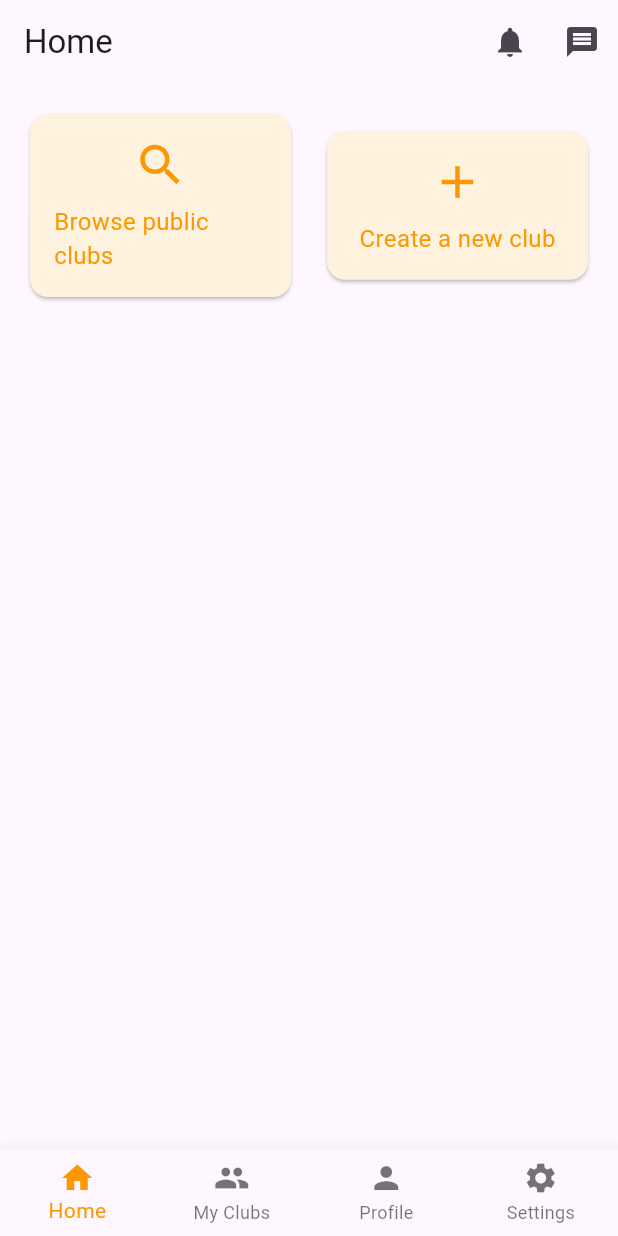
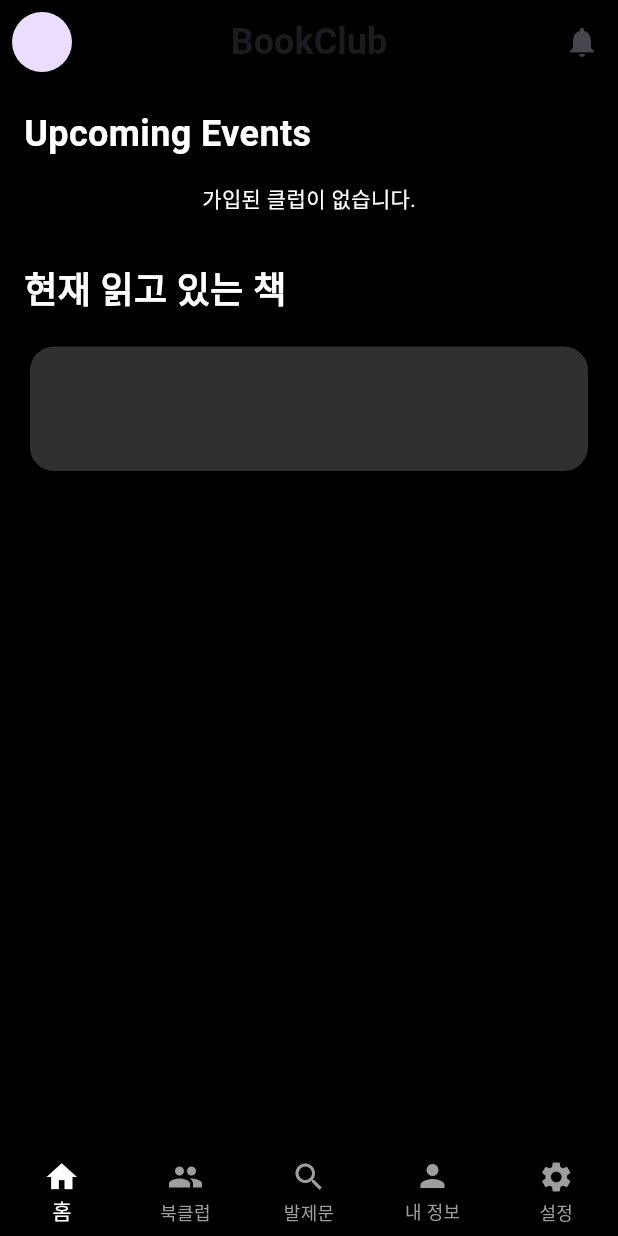
Before and after one commit to xndxndtl/bookclub, a Flutter app: the HomeScreen screen opened directly, on a phone screen of 412 x 824 dp. Run offline on Flutter 3.47's test engine with Material 3 defaults, Android fonts, the light colour scheme and no system bars; our stand-ins replace cloud_firestore, firebase_auth, firebase_core, firebase_storage, google_sign_in, image_picker; missing offline and left inert: bookclub.app, firebase_app_check; accounts and stored records are empty; statements that could not run were skipped.

Commit message:
20240920_HomeScreen 수정 완료

```diff
--- /dev/null
+++ b/lib/screens/current_reading_books_screen.dart
@@ -0,0 +1,85 @@
+import 'package:flutter/material.dart';
+import 'package:cloud_firestore/cloud_firestore.dart';
+import 'package:firebase_auth/firebase_auth.dart';
+
+class CurrentlyReadingBooksScreen extends StatelessWidget {
+  @override
+  Widget build(BuildContext context) {
+    return _buildReadingBooksSection();
+  }
+
+  // 읽고 있는 책 정보 섹션
+  Widget _buildReadingBooksSection() {
+    return StreamBuilder<DocumentSnapshot>(
+      stream: FirebaseFirestore.instance
+          .collection('users')
+          .doc(FirebaseAuth.instance.currentUser!.uid)
+          .snapshots(),
+      builder: (context, snapshot) {
+        if (snapshot.connectionState == ConnectionState.waiting) {
+          return const Center(child: CircularProgressIndicator());
+        }
+
+        if (snapshot.hasData && snapshot.data!.exists) {
+          // 사용자가 읽고 있는 책 정보가 있을 경우
+          final userData = snapshot.data!.data() as Map<String, dynamic>;
+          final currentBook = userData['currentBook'] ?? '읽고 있는 책이 없습니다.';
+          final author = userData['author'] ?? '';
+
+          return Card(
+            color: Colors.grey[850],
+            shape: RoundedRectangleBorder(borderRadius: BorderRadius.circular(16)),
+            child: Padding(
+              padding: const EdgeInsets.all(16),
+              child: Row(
+                crossAxisAlignment: CrossAxisAlignment.start,
+                children: [
+                  ClipRRect(
+                    borderRadius: BorderRadius.circular(8),
+                    /*child: Image.asset(
+                      'assets/images/book_image.png', // 책 이미지 로컬 경로
+                      width: 60,
+                      height: 60,
+                      fit: BoxFit.cover,
+                    ),*/
+                  ),
+                  const SizedBox(width: 16),
+                  Expanded(
+                    child: Column(
+                      crossAxisAlignment: CrossAxisAlignment.start,
+                      children: [
+                        Text(
+                          currentBook,
+                          style: const TextStyle(
+                            fontSize: 18,
+                            color: Colors.white,
+                            fontWeight: FontWeight.bold,
+                          ),
+                        ),
+                        const SizedBox(height: 4),
+                        Text(
+                          author,
+                          style: const TextStyle(
+                            color: Colors.white70,
+                            fontSize: 14,
+                          ),
+                        ),
+                      ],
+                    ),
+                  ),
+                ],
+              ),
+            ),
+          );
+        } else {
+          return const Center(
+            child: Text(
+              '현재 읽고 있는 책이 없습니다.',
+              style: TextStyle(color: Colors.white),
+            ),
+          );
+        }
+      },
+    );
+  }
+}
--- a/lib/screens/home_screen.dart
+++ b/lib/screens/home_screen.dart
@@ -1,11 +1,10 @@
-// lib/screens/home_screen.dart
-
 import 'package:flutter/material.dart';
-import 'package:cloud_firestore/cloud_firestore.dart';
-import 'package:firebase_auth/firebase_auth.dart';
 import 'my_clubs_screen.dart';
 import 'profile_screen.dart';
 import 'settings_screen.dart';
+import 'upcoming_events_screen.dart'; // UpcomingEventsScreen 임포트
+import 'current_reading_books_screen.dart'; // CurrentlyReadingBooksScreen 임포트
+import 'topic_search_screen.dart'; // TopicSearchScreen 임포트
 
 class HomeScreen extends StatefulWidget {
   @override
@@ -18,6 +17,7 @@ class _HomeScreenState extends State<HomeScreen> {
   static List<Widget> _widgetOptions = <Widget>[
     HomeScreenContent(),
     MyClubsScreen(),
+    TopicSearchScreen(), // '발제문' 메뉴에서 호출될 화면
     ProfileScreen(),
     SettingsScreen(),
   ];
@@ -32,7 +32,19 @@ class _HomeScreenState extends State<HomeScreen> {
   Widget build(BuildContext context) {
     return Scaffold(
       appBar: AppBar(
-        title: Text("Home"),
+        backgroundColor: Colors.black,
+        title: Text(
+          "BookClub",
+          style: TextStyle(fontSize: 24, fontWeight: FontWeight.bold),
+        ),
+        centerTitle: true,
+        leading: Padding(
+          padding: const EdgeInsets.all(8.0),
+          child: CircleAvatar(
+            // backgroundImage: AssetImage('assets/images/profile_image.png'), // 프로필 이미지 경로 설정
+            radius: 20,
+          ),
+        ),
         actions: [
           IconButton(
             icon: Icon(Icons.notifications),
@@ -40,37 +52,38 @@ class _HomeScreenState extends State<HomeScreen> {
               // 알림 기능 추가
             },
           ),
-          IconButton(
-            icon: Icon(Icons.message),
-            onPressed: () {
-              // 메시지 기능 추가
-            },
-          ),
         ],
       ),
+      backgroundColor: Colors.black,
       body: _widgetOptions.elementAt(_selectedIndex),
       bottomNavigationBar: BottomNavigationBar(
-        type: BottomNavigationBarType.fixed,  // 모든 아이템이 항상 표시되도록 설정
+        type: BottomNavigationBarType.fixed,
         items: const <BottomNavigationBarItem>[
           BottomNavigationBarItem(
             icon: Icon(Icons.home),
-            label: 'Home',
+            label: '홈',
           ),
           BottomNavigationBarItem(
             icon: Icon(Icons.group),
-            label: 'My Clubs',
+            label: '북클럽',
+          ),
+          BottomNavigationBarItem(
+            icon: Icon(Icons.search),
+            label: '발제문',
           ),
           BottomNavigationBarItem(
             icon: Icon(Icons.person),
-            label: 'Profile',
+            label: '내 정보',
           ),
           BottomNavigationBarItem(
             icon: Icon(Icons.settings),
-            label: 'Settings',
+            label: '설정',
           ),
         ],
         currentIndex: _selectedIndex,
-        selectedItemColor: Colors.orange,
+        selectedItemColor: Colors.white,
+        unselectedItemColor: Colors.grey,
+        backgroundColor: Colors.black,
         onTap: _onItemTapped,
       ),
     );
@@ -85,134 +98,32 @@ class HomeScreenContent extends StatelessWidget {
       child: Column(
         crossAxisAlignment: CrossAxisAlignment.start,
         children: [
-          /*  2024.09.19 불필요 항목 숨김처리
-          // Upcoming events section
-          Text(
-            "Upcoming events",
-            style: TextStyle(fontSize: 18, fontWeight: FontWeight.bold),
-          ),
-          SizedBox(height: 8),
-          ElevatedButton(
-            onPressed: () {
-              // 일정 예약 기능 추가
-            },
-            child: Text("Schedule your next meeting"),
-            style: ElevatedButton.styleFrom(
-              backgroundColor: Colors.white,
-              foregroundColor: Colors.black,
-              side: BorderSide(color: Colors.grey),
+          // Upcoming Events Section
+          const Text(
+            'Upcoming Events',
+            style: TextStyle(
+              color: Colors.white,
+              fontSize: 24,
+              fontWeight: FontWeight.bold,
             ),
           ),
-          SizedBox(height: 24),
+          const SizedBox(height: 16),
+          UpcomingEventsScreen(), // 별도 파일로 분리된 UpcomingEventsScreen 사용
 
-          */
-
-          // Browse and Create Club section
-          Row(
-            mainAxisAlignment: MainAxisAlignment.spaceEvenly,
-            children: [
-              Expanded(
-                child: _buildActionCard(
-                  context,
-                  icon: Icons.search,
-                  label: "Browse public clubs",
-                  onTap: () {
-                    // 클럽 검색 기능 추가
-                  },
-                ),
-              ),
-              SizedBox(width: 16),  // 간격 추가
-              Expanded(
-                child: _buildActionCard(
-                  context,
-                  icon: Icons.add,
-                  label: "Create a new club",
-                  onTap: () {
-                    _createNewClub(context);
-                  },
-                ),
-              ),
-            ],
+          const SizedBox(height: 32),
+          // Currently Reading Books Section
+          const Text(
+            '현재 읽고 있는 책',
+            style: TextStyle(
+              color: Colors.white,
+              fontSize: 24,
+              fontWeight: FontWeight.bold,
+            ),
           ),
-          SizedBox(height: 24),
+          const SizedBox(height: 16),
+          CurrentlyReadingBooksScreen(), // 별도 파일로 분리된 CurrentlyReadingBooksScreen 사용
         ],
       ),
     );
   }
-
-  Widget _buildActionCard(BuildContext context,
-      {required IconData icon, required String label, required VoidCallback onTap}) {
-    return GestureDetector(
-      onTap: onTap,
-      child: Card(
-        shape: RoundedRectangleBorder(borderRadius: BorderRadius.circular(12)),
-        color: Colors.orange[50],
-        child: Padding(
-          padding: const EdgeInsets.all(16.0),
-          child: Column(
-            children: [
-              Icon(icon, size: 36, color: Colors.orange),
-              SizedBox(height: 8),
-              Text(label, style: TextStyle(fontSize: 16, color: Colors.orange)),
-            ],
-          ),
-        ),
-      ),
-    );
-  }
-
-  // 클럽 생성 로직
-  Future<void> _createNewClub(BuildContext context) async {
-    TextEditingController clubNameController = TextEditingController();
-    TextEditingController clubDescriptionController = TextEditingController();
-
-    await showDialog(
-      context: context,
-      builder: (context) {
-        return AlertDialog(
-          title: Text("Create a New Club"),
-          content: Column(
-            mainAxisSize: MainAxisSize.min,
-            children: <Widget>[
-              TextField(
-                controller: clubNameController,
-                decoration: InputDecoration(labelText: "Club Name"),
-              ),
-              TextField(
-                controller: clubDescriptionController,
-                decoration: InputDecoration(labelText: "Club Description"),
-              ),
-            ],
-          ),
-          actions: <Widget>[
-            TextButton(
-              onPressed: () => Navigator.pop(context),
-              child: Text("Cancel"),
-            ),
-            TextButton(
-              onPressed: () async {
-                if (clubNameController.text.isNotEmpty &&
-                    clubDescriptionController.text.isNotEmpty) {
-                  // 클럽 생성 후 성공 화면으로 이동
-                  await FirebaseFirestore.instance.collection('clubs').add({
-                    'name': clubNameController.text,
-                    'description': clubDescriptionController.text,
-                   // 'createdBy': FirebaseAuth.instance.currentUser?.uid,
-                   // 'createdAt': FieldValue.serverTimestamp(),
-                  });
-
-                  Navigator.pop(context);
-                  Navigator.pushReplacement(
-                    context,
-                    MaterialPageRoute(builder: (context) => MyClubsScreen()),
-                  );
-                }
-              },
-              child: Text("Create"),
-            ),
-          ],
-        );
-      },
-    );
-  }
 }
--- /dev/null
+++ b/lib/screens/upcoming_events_screen.dart
@@ -0,0 +1,160 @@
+import 'package:flutter/material.dart';
+import 'package:cloud_firestore/cloud_firestore.dart';
+import 'package:firebase_auth/firebase_auth.dart';
+import 'package:intl/intl.dart';
+
+class UpcomingEventsScreen extends StatelessWidget {
+  @override
+  Widget build(BuildContext context) {
+    return _buildUpcomingEventsSection();
+  }
+
+  // 내가 가입한 클럽들의 events에서 데이터를 가져와서 표시
+  Widget _buildUpcomingEventsSection() {
+    String userId = FirebaseAuth.instance.currentUser!.uid;
+
+    return StreamBuilder<QuerySnapshot>(
+      stream: FirebaseFirestore.instance
+          .collection('clubs')
+          .where('members', arrayContains: userId) // 내 계정이 member 필드에 포함된 클럽 필터링
+          .snapshots(),
+      builder: (context, clubSnapshot) {
+        if (clubSnapshot.connectionState == ConnectionState.waiting) {
+          return const Center(child: CircularProgressIndicator());
+        }
+
+        if (clubSnapshot.hasData && clubSnapshot.data!.docs.isNotEmpty) {
+          // 가입한 클럽들을 조회하고, 각 클럽의 이벤트 데이터를 가져옴
+          List<Future<QuerySnapshot>> eventFutures = [];
+          for (var club in clubSnapshot.data!.docs) {
+            eventFutures.add(
+              FirebaseFirestore.instance
+                  .collection('clubs')
+                  .doc(club.id)
+                  .collection('events')
+                  .get(),
+            );
+          }
+
+          return FutureBuilder<List<QuerySnapshot>>(
+            future: Future.wait(eventFutures), // 모든 클럽의 이벤트 데이터 대기
+            builder: (context, eventSnapshots) {
+              if (eventSnapshots.connectionState == ConnectionState.waiting) {
+                return const Center(child: CircularProgressIndicator());
+              }
+
+              if (eventSnapshots.hasData) {
+                List<Widget> eventCards = [];
+
+                for (var eventSnapshot in eventSnapshots.data!) {
+                  for (var eventDoc in eventSnapshot.docs) {
+                    final eventData = eventDoc.data() as Map<String, dynamic>;
+                    eventCards.add(_buildEventCard(
+                      eventData['title'],
+                      (eventData['date'] as Timestamp)
+                          .toDate(), // Timestamp를 DateTime으로 변환
+                      eventData['location'], // location 필드 추가
+                      eventData['description'],
+                    ));
+                  }
+                }
+
+                if (eventCards.isEmpty) {
+                  return const Center(
+                    child: Text(
+                      '등록된 일정이 없습니다.',
+                      style: TextStyle(color: Colors.white),
+                    ),
+                  );
+                } else {
+                  return Column(children: eventCards);
+                }
+              } else {
+                return const Center(
+                  child: Text(
+                    '등록된 일정이 없습니다.',
+                    style: TextStyle(color: Colors.white),
+                  ),
+                );
+              }
+            },
+          );
+        } else {
+          return const Center(
+            child: Text(
+              '가입된 클럽이 없습니다.',
+              style: TextStyle(color: Colors.white),
+            ),
+          );
+        }
+      },
+    );
+  }
+
+  // Event Card
+  Widget _buildEventCard(String title, DateTime date, String location, String description) {
+    // 날짜 포맷 변환
+    String formattedDate = DateFormat('MMMM dd, yyyy').format(date);
+    return Card(
+      color: Colors.grey[850],
+      shape: RoundedRectangleBorder(borderRadius: BorderRadius.circular(16)),
+      child: Padding(
+        padding: const EdgeInsets.all(16),
+        child: Row(
+          crossAxisAlignment: CrossAxisAlignment.start,
+          children: [
+            ClipRRect(
+              borderRadius: BorderRadius.circular(8),
+              /*child: Image.asset(
+                'assets/images/event_image.png', // 이벤트 이미지 로컬 경로
+                width: 60,
+                height: 60,
+                fit: BoxFit.cover,
+              ),*/
+            ),
+            const SizedBox(width: 16),
+            Expanded(
+              child: Column(
+                crossAxisAlignment: CrossAxisAlignment.start,
+                children: [
+                  Text(
+                    title,
+                    style: const TextStyle(
+                      fontSize: 18,
+                      color: Colors.white,
+                      fontWeight: FontWeight.bold,
+                    ),
+                  ),
+                  const SizedBox(height: 4),
+                  Text(
+                    formattedDate, // 포맷된 날짜 표시
+                    style: const TextStyle(
+                      color: Colors.white70,
+                      fontSize: 14,
+                    ),
+                  ),
+                  const SizedBox(height: 4),
+                  Text(
+                    location, // 위치 정보 추가
+                    style: const TextStyle(
+                      color: Colors.white70,
+                      fontSize: 14,
+                    ),
+                  ),
+                  const SizedBox(height: 8),
+                  Text(
+                    description,
+                    style: const TextStyle(
+                      color: Colors.white70,
+                      fontSize: 14,
+                    ),
+                  ),
+                ],
+              ),
+            ),
+          ],
+        ),
+      ),
+    );
+  }
+}
```
Also changed, not shown: lib/screens/topic_search_screen.dart (added, +20 -0 lines), assets/images/book_image.png (added), assets/images/profile_image.png (added).
